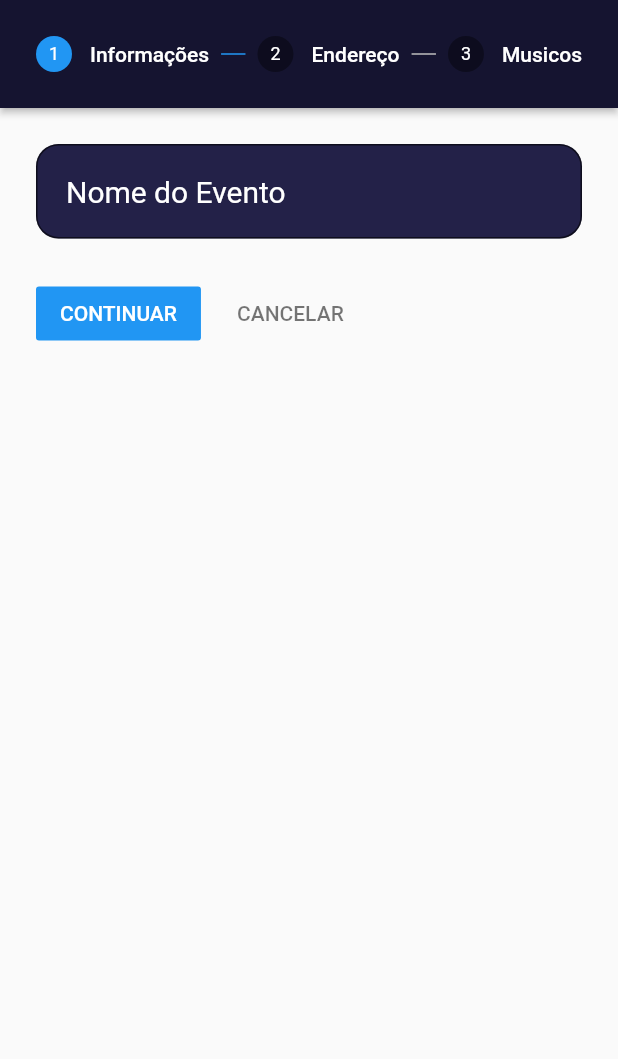
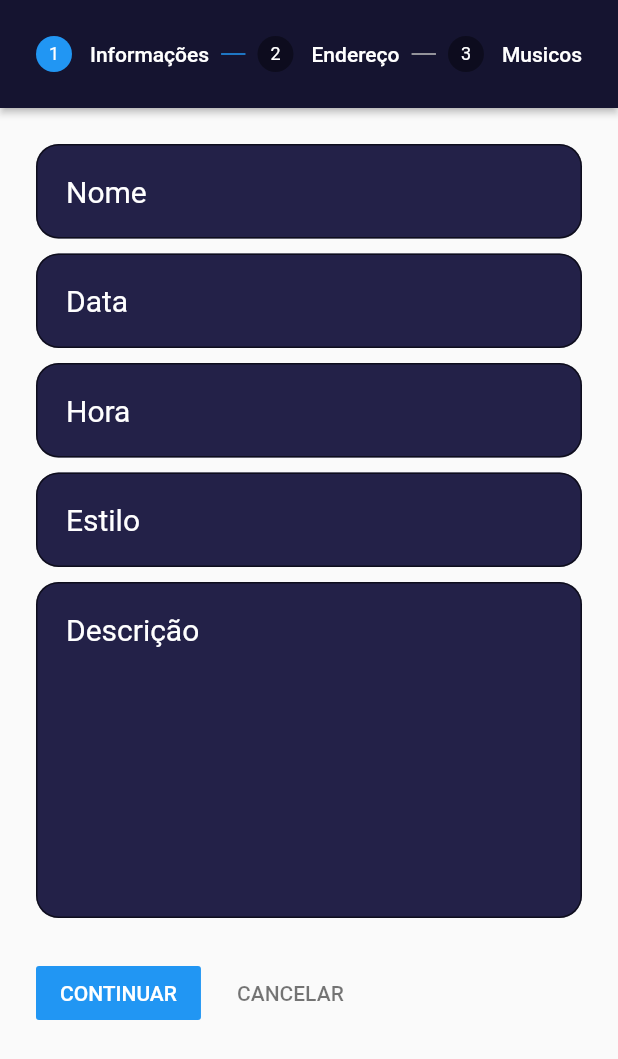
Before and after one commit to Thiagom790/bora-pro-show, a Flutter app: the EventStepperWidget widget shown alone on an empty page, opened directly, on a phone screen of 412 x 824 dp. Shown: the top 1059 px of the screen. Run offline on Flutter 3.47's test engine with Material 2 defaults, Android fonts, the phone set to English and light mode, and no system bars; our stand-ins replace bottom_navy_bar, cloud_firestore, firebase_auth, firebase_core, flutter_mobx, flutter_svg and 4 more; missing offline and left inert: map_launcher, places_service; accounts and stored records are empty; generated files the repository leaves out were written again; network calls fail.

Commit message:
add event info widget

```diff
--- a/lib/core/app.menu.data.dart
+++ b/lib/core/app.menu.data.dart
@@ -28,7 +28,7 @@ final menuData = {
       "icon": Icon(Icons.location_on)
     },
     {
-      "title": "Eventos",
+      "title": "Gerência",
       "page": EventManagement(),
       "icon": Icon(Icons.festival),
     },
--- a/lib/widgets/event.info.widget.dart
+++ b/lib/widgets/event.info.widget.dart
@@ -3,19 +3,88 @@ import 'package:tcc_bora_show/models/event.model.dart';
 import 'package:tcc_bora_show/widgets/input.widget.dart';
 
 class EventInfoWidget extends StatelessWidget {
-//   final EventModel model;
-  const EventInfoWidget({
-    // required this.model,
-    Key? key,
-  }) : super(key: key);
+  final _controllerName = TextEditingController();
+  final _controllerDate = TextEditingController();
+  final _controllerHour = TextEditingController();
+  final _controllerGenre = TextEditingController();
+  final _controllerDescription = TextEditingController();
+  final EventModel model;
+
+  EventInfoWidget({
+    required this.model,
+  });
+
+  Future<void> _showDatePicker(BuildContext context) async {
+    final initialDate = DateTime.now();
+
+    final dateSelected = await showDatePicker(
+      context: context,
+      initialDate: initialDate,
+      firstDate: initialDate,
+      lastDate: DateTime(DateTime.now().year + 10),
+    );
+
+    if (dateSelected == null) {
+      return;
+    }
+
+    String dateFormated =
+        "${dateSelected.day}/${dateSelected.month}/${dateSelected.year}";
+
+    model.date = dateFormated;
+    _controllerDate.text = dateFormated;
+  }
+
+  Future<void> _showHourPicker(BuildContext context) async {
+    final initialTime = TimeOfDay.now();
+
+    final timeSelected = await showTimePicker(
+      context: context,
+      initialTime: initialTime,
+    );
+
+    if (timeSelected == null) {
+      return;
+    }
+
+    String timeFormated = "${timeSelected.hour}:${timeSelected.minute}";
+
+    model.time = timeFormated;
+    _controllerHour.text = timeFormated;
+  }
 
   @override
   Widget build(BuildContext context) {
     return Column(
       children: <Widget>[
         InputWidget(
-          placeholder: "Nome do Evento",
-        )
+          placeholder: "Nome",
+          controller: this._controllerName,
+          onChange: (text) => model.title = text,
+        ),
+        InputWidget(
+          placeholder: "Data",
+          readOnly: true,
+          controller: this._controllerDate,
+          onTap: () => this._showDatePicker(context),
+        ),
+        InputWidget(
+          placeholder: "Hora",
+          readOnly: true,
+          controller: this._controllerHour,
+          onTap: () => this._showHourPicker(context),
+        ),
+        InputWidget(
+          placeholder: "Estilo",
+          controller: this._controllerGenre,
+          onChange: (text) => model.genre = text,
+        ),
+        InputWidget(
+          placeholder: "Descrição",
+          controller: this._controllerDescription,
+          onChange: (text) => model.description = text,
+          maxLines: 8,
+        ),
       ],
     );
   }
--- a/lib/widgets/event.stepper.widget.dart
+++ b/lib/widgets/event.stepper.widget.dart
@@ -18,23 +18,18 @@ class _EventStepperWidgetState extends State<EventStepperWidget> {
   List<Map<String, dynamic>> _stepsInfo = [];
   int _currentStep = 0;
 
-  void _nextStep() {
-    this._currentStep + 1 < this._stepsInfo.length
-        ? this._goTo(this._currentStep + 1)
-        : print("False");
-  }
-
-  void _prevStep() {
-    int nextStep = this._currentStep - 1;
-    if (nextStep >= 0) {
-      this._goTo(nextStep);
-    }
-  }
-
-  void _goTo(int step) {
-    setState(() {
-      this._currentStep = step;
-    });
+  void _getStepsInfo() {
+    this._stepsInfo = [
+      {
+        "id": 0,
+        "title": "Informações",
+        "widget": EventInfoWidget(
+          model: this._eventModel,
+        ),
+      },
+      {"id": 1, "title": "Endereço", "widget": EventAddressWidget()},
+      {"id": 2, "title": "Musicos", "widget": EventMusicWidget()},
+    ];
   }
 
   Step _buildStep(Map<String, dynamic> data) {
@@ -55,14 +50,29 @@ class _EventStepperWidgetState extends State<EventStepperWidget> {
     return stepList;
   }
 
+  void _nextStep() {
+    this._currentStep + 1 < this._stepsInfo.length
+        ? this._goTo(this._currentStep + 1)
+        : print("False");
+  }
+
+  void _prevStep() {
+    int nextStep = this._currentStep - 1;
+    if (nextStep >= 0) {
+      this._goTo(nextStep);
+    }
+  }
+
+  void _goTo(int step) {
+    setState(() {
+      this._currentStep = step;
+    });
+  }
+
   @override
   void initState() {
     super.initState();
-    this._stepsInfo = [
-      {"id": 0, "title": "Informações", "widget": EventInfoWidget()},
-      {"id": 1, "title": "Endereço", "widget": EventAddressWidget()},
-      {"id": 2, "title": "Musicos", "widget": EventMusicWidget()},
-    ];
+    this._getStepsInfo();
   }
 
   @override
--- a/lib/widgets/input.widget.dart
+++ b/lib/widgets/input.widget.dart
@@ -10,6 +10,7 @@ class InputWidget extends StatelessWidget {
   final bool readOnly;
   final int maxLines;
   final void Function()? onTap;
+  final void Function(String)? onChange;
 
   const InputWidget({
     Key? key,
@@ -20,6 +21,7 @@ class InputWidget extends StatelessWidget {
     this.obscure = false,
     this.maxLines = 1,
     this.onTap,
+    this.onChange,
     this.readOnly = false,
   }) : super(key: key);
 
@@ -46,6 +48,7 @@ class InputWidget extends StatelessWidget {
         ),
         onTap: this.onTap,
         readOnly: this.readOnly,
+        onChanged: this.onChange,
       ),
     );
   }
```
